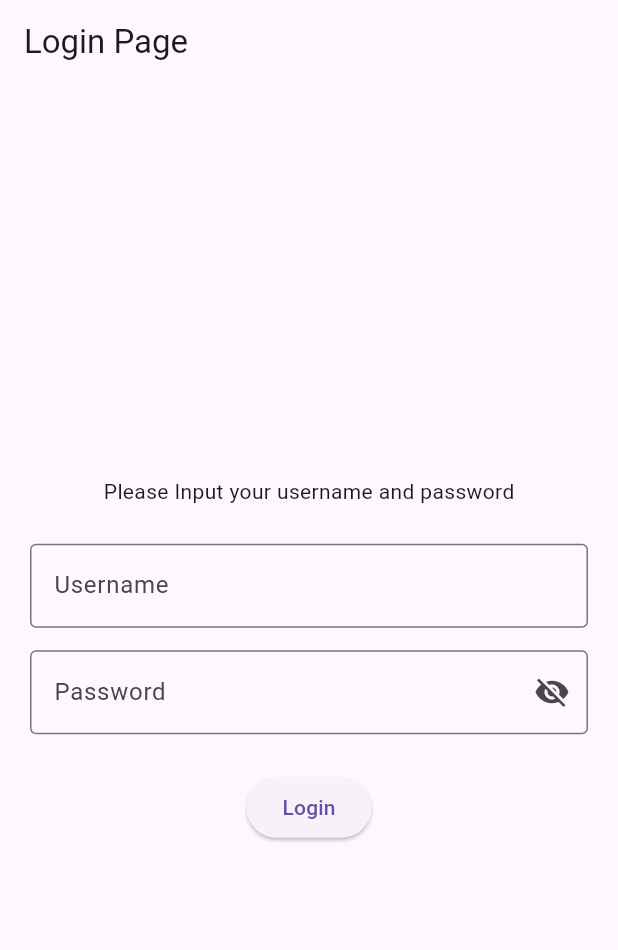
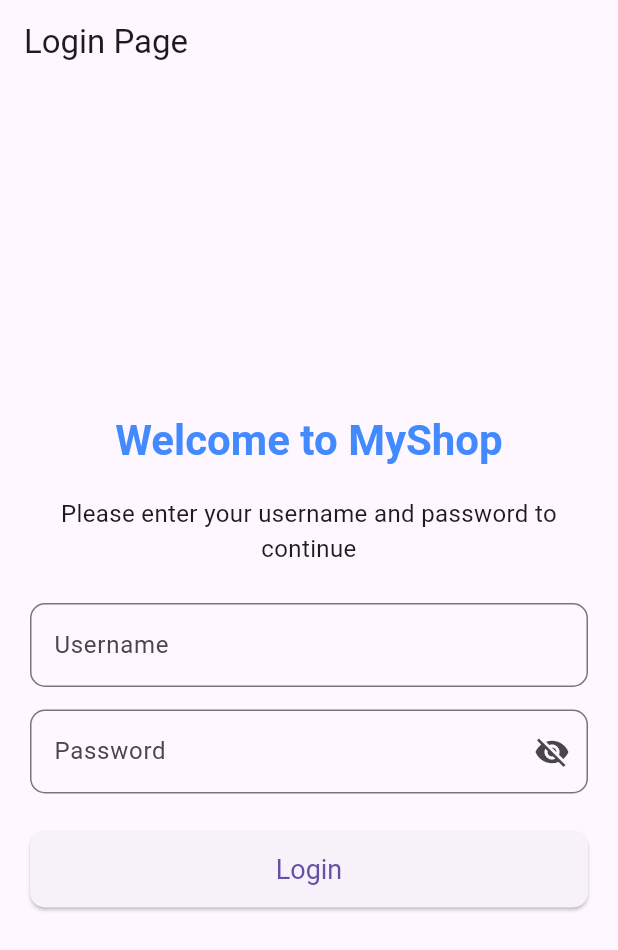
Before and after one commit to kelas-mobile-medan/daffa-tugasakhir, a Flutter app: the screen it shows after launch, on a phone screen of 412 x 824 dp. Shown: the top 950 px of the screen. Run offline on Flutter 3.47's test engine with Material 3 defaults, Android fonts, the phone set to English and light mode, and no system bars; our stand-ins replace bloc, flutter_bloc, shared_preferences.

Commit message:
last commit / finish

```diff
--- a/lib/pages/login.dart
+++ b/lib/pages/login.dart
@@ -1,5 +1,3 @@
-// ignore_for_file: curly_braces_in_flow_control_structures
-
 import 'package:flutter/material.dart';
 import 'package:flutter_bloc/flutter_bloc.dart';
 import 'package:tugasakhir/cubit/auth_cubit.dart';
@@ -49,71 +47,110 @@ class _LoginState extends State<Login> {
   @override
   Widget build(BuildContext context) {
     return Scaffold(
-      appBar: AppBar(title: const Text('Login Page')),
+      appBar: AppBar(
+        title: const Text('Login Page'),
+      ),
       body: Center(
-        child: Padding(
+        child: SingleChildScrollView(
           padding: const EdgeInsets.all(20),
           child: Column(
             mainAxisAlignment: MainAxisAlignment.center,
             children: [
-              const Text('Please Input your username and password'),
-              const SizedBox(
-                height: 25,
+              // Title of the Login Page
+              Text(
+                'Welcome to MyShop',
+                style: Theme.of(context).textTheme.headline4?.copyWith(
+                      color: Colors.blueAccent,
+                      fontWeight: FontWeight.bold,
                     ),
+                textAlign: TextAlign.center,
+              ),
+              const SizedBox(height: 20),
+              const Text(
+                'Please enter your username and password to continue',
+                style: TextStyle(fontSize: 16),
+                textAlign: TextAlign.center,
+              ),
+              const SizedBox(height: 25),
               Form(
                 key: _formKey,
                 child: Column(
                   children: [
                     TextFormField(
                       controller: _usernameController,
-                          decoration: const InputDecoration(
+                      decoration: InputDecoration(
                         labelText: 'Username',
-                              border: OutlineInputBorder()),
-                          validator: ((value) {
+                        border: OutlineInputBorder(
+                          borderRadius: BorderRadius.circular(10),
+                        ),
+                      ),
+                      validator: (value) {
                         if (value!.isEmpty) {
                           return 'Username is required';
                         }
                         return null;
-                          })),
-                      const SizedBox(
-                        height: 15,
+                      },
                     ),
+                    const SizedBox(height: 15),
                     TextFormField(
                       controller: _passwordController,
-                        validator: ((value) {
+                      obscureText: isShowPassword,
+                      decoration: InputDecoration(
+                        labelText: 'Password',
+                        border: OutlineInputBorder(
+                          borderRadius: BorderRadius.circular(10),
+                        ),
+                        suffixIcon: IconButton(
+                          icon: Icon(
+                            isShowPassword
+                                ? Icons.visibility_off
+                                : Icons.visibility,
+                          ),
+                          onPressed: () {
+                            setState(() {
+                              isShowPassword = !isShowPassword;
+                            });
+                          },
+                        ),
+                      ),
+                      validator: (value) {
                         if (value!.isEmpty) {
                           return 'Password is required';
                         } else if (value.length < 8) {
                           return 'Password must be at least 8 characters';
                         }
                         return null;
-                        }),
-                        obscureText: isShowPassword,
-                        decoration: InputDecoration(
-                            suffixIcon: IconButton(
-                              icon: (isShowPassword)
-                                  ? const Icon(Icons.visibility_off)
-                                  : const Icon((Icons.visibility)),
-                              onPressed: () {
-                                setState(() {
-                                  isShowPassword = !isShowPassword;
-                                });
                       },
                     ),
-                            labelText: 'Password',
-                            border: const OutlineInputBorder()),
-                      )
                   ],
-                  )),
-              const SizedBox(
-                height: 25,
                 ),
-              ElevatedButton(
+              ),
+              const SizedBox(height: 25),
+              SizedBox(
+                width: double.infinity,
+                child: ElevatedButton(
+                  onPressed: () {
+                    if (_formKey.currentState!.validate()) {
+                      // username : eve.holt@reqres.in
+                      // password : cityslicka
+
+                      context.read<AuthCubit>().login(
+                          _usernameController.text, _passwordController.text);
+                    }
+                  },
+                  style: ElevatedButton.styleFrom(
+                    padding: const EdgeInsets.symmetric(vertical: 15),
+                    textStyle: const TextStyle(fontSize: 18),
+                    shape: RoundedRectangleBorder(
+                      borderRadius: BorderRadius.circular(10),
+                    ),
+                  ),
                   child: BlocConsumer<AuthCubit, AuthState>(
                     listener: (context, state) {
                       if (state is AuthFailed) {
-                      ScaffoldMessenger.of(context)
-                          .showSnackBar(SnackBar(content: Text(state.message)));
+                        ScaffoldMessenger.of(context).showSnackBar(
+                          SnackBar(content: Text(state.message)),
+                        );
                       } else if (state is AuthSuccess) {
                         String username = _usernameController.text;
 
@@ -122,28 +159,23 @@ class _LoginState extends State<Login> {
                         Navigator.pushReplacement(
                           context,
                           MaterialPageRoute(
-                              builder: (context) => Home(
-                                    username: username,
-                                  )));
+                            builder: (context) => Home(username: username),
+                          ),
+                        );
                       }
                     },
                     builder: (context, state) {
                       if (state is AuthLoading) {
-                      return const CircularProgressIndicator();
+                        return const CircularProgressIndicator(
+                          valueColor:
+                              AlwaysStoppedAnimation<Color>(Colors.white),
+                        );
                       } else {
                         return const Text('Login');
                       }
                     },
                   ),
-                onPressed: () {
-                  if (_formKey.currentState!.validate()) {
-                    //username : eve.holt@reqres.in
-                    //password : cityslicka
-
-                    context.read<AuthCubit>().login(
-                        _usernameController.text, _passwordController.text);
-                  }
-                },
+                ),
               ),
             ],
           ),
```
Also changed, not shown: lib/pages/home.dart (+27 -3 lines). Lines whose indentation alone changed are shown as unchanged.
